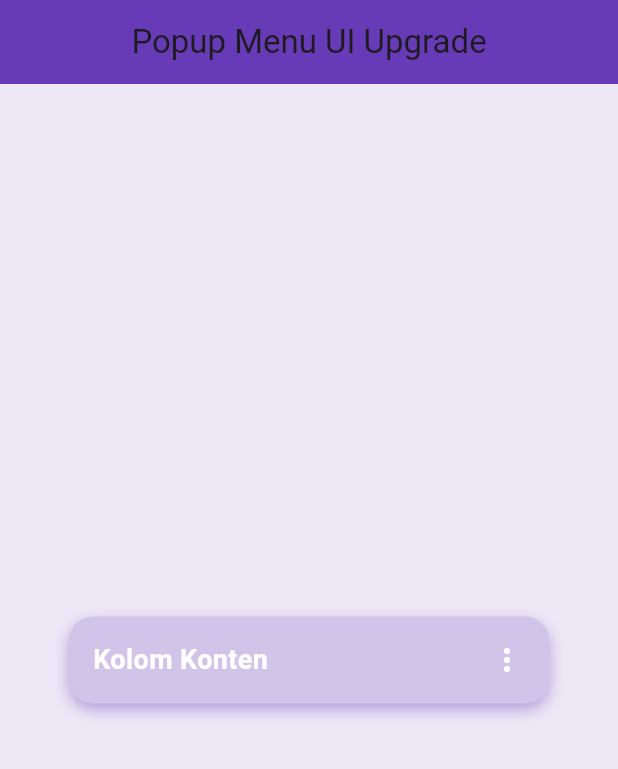
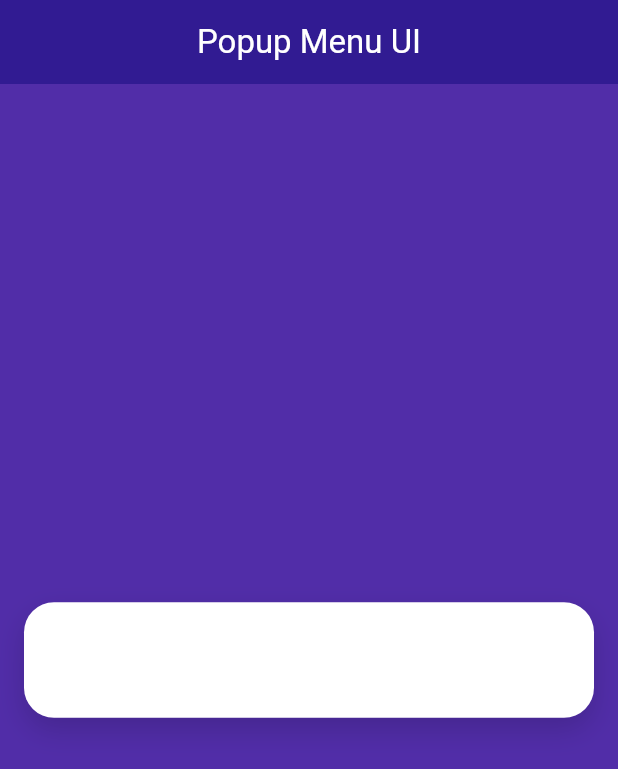
Before and after one commit to OrewaKimi/Flutter_PopUpMenu, a Flutter app: the screen it shows after launch, on a phone screen of 412 x 824 dp. Shown: the top 769 px of the screen. Run offline on Flutter 3.47's test engine with Material 3 defaults, Android fonts, the phone set to English and light mode, and no system bars; our stand-ins replace popover.

Commit message:
update width, height, and  backgroundColor

```diff
--- a/lib/main.dart
+++ b/lib/main.dart
@@ -23,24 +23,29 @@ class HomePage extends StatelessWidget {
   @override
   Widget build(BuildContext context) {
     return Scaffold(
-      backgroundColor: Colors.deepPurple.shade50,
+      backgroundColor: Colors.deepPurple.shade700,
       appBar: AppBar(
-        backgroundColor: Colors.deepPurple,
-        title: const Text('Popup Menu UI Upgrade'),
+        backgroundColor: Colors.deepPurple.shade900,
+        title: const Text(
+          'Popup Menu UI',
+          style: TextStyle(color: Colors.white),
+        ),
         centerTitle: true,
       ),
       body: Center(
+        child: Padding(
+          padding: const EdgeInsets.symmetric(horizontal: 16),
           child: Container(
-          width: 320,
-          padding: const EdgeInsets.all(16),
+            width: double.infinity,
+            padding: const EdgeInsets.all(24),
             decoration: BoxDecoration(
-            color: Colors.deepPurple.shade100,
-            borderRadius: BorderRadius.circular(16),
+              color: Colors.white,
+              borderRadius: BorderRadius.circular(20),
               boxShadow: [
                 BoxShadow(
-                color: Colors.deepPurple.shade200,
-                blurRadius: 8,
-                offset: const Offset(0, 4),
+                  color: Colors.black.withOpacity(0.15),
+                  blurRadius: 16,
+                  offset: const Offset(0, 8),
                 ),
               ],
             ),
@@ -48,10 +53,10 @@ class HomePage extends StatelessWidget {
               mainAxisAlignment: MainAxisAlignment.spaceBetween,
               children: [
                 const Text(
-                'Kolom Konten',
+                  '',
                   style: TextStyle(
-                  color: Colors.white,
-                  fontSize: 18,
+                    color: Colors.black87,
+                    fontSize: 20,
                     fontWeight: FontWeight.w600,
                   ),
                 ),
@@ -60,6 +65,7 @@ class HomePage extends StatelessWidget {
             ),
           ),
         ),
+      ),
     );
   }
 }
```
Lines whose indentation alone changed are shown as unchanged.
